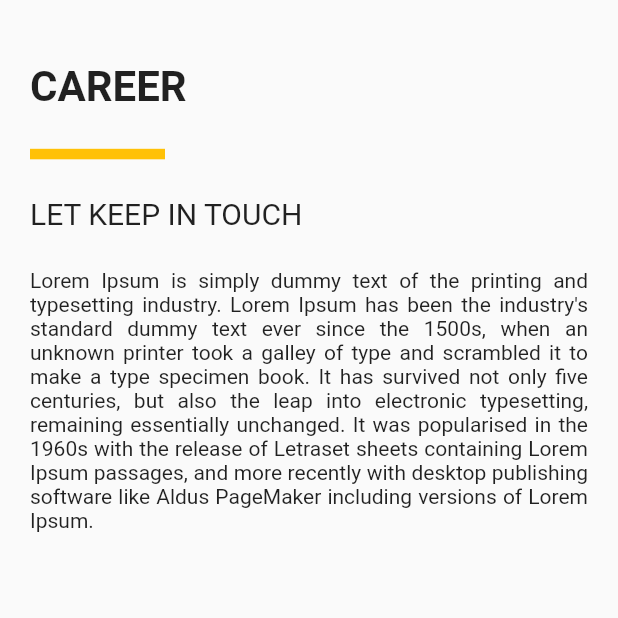
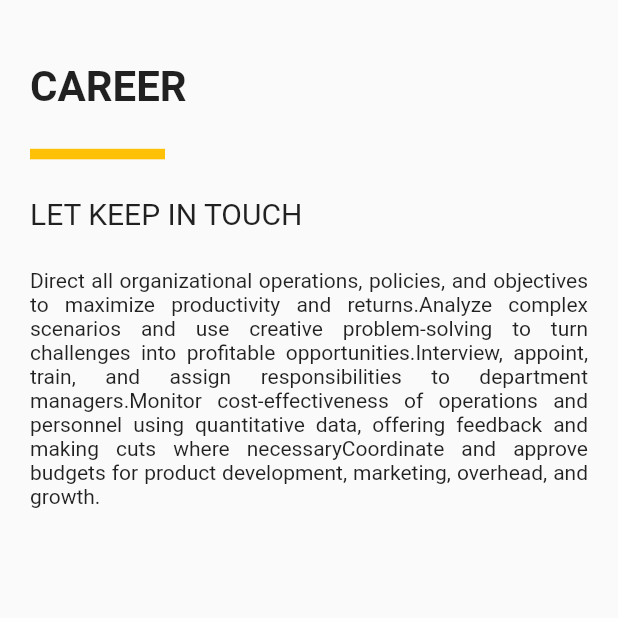
Before and after one commit to shahiddgk/persnonalBrandingApp, a Flutter app: the Career screen opened directly, on a phone screen of 412 x 824 dp, the top half of it. Run offline on Flutter 3.47's test engine with Material 2 defaults, Android fonts, the phone set to English and light mode, and no system bars; our stand-ins replace carousel_slider, cloud_firestore, custom_radio_grouped_button, file_picker, firebase_auth, firebase_core and 17 more; missing offline and left inert: multilevel_drawer; accounts and stored records are empty; network calls fail.

Commit message:
new description added

```diff
--- a/lib/Pages/Achievement/achievement.dart
+++ b/lib/Pages/Achievement/achievement.dart
@@ -97,7 +97,7 @@ class _AchievementState extends State<Achievement> {
                           children: <Widget>[
                             Heading1("ACHIEVEMENT"),
 
-                            Heading2WithDescription("OUR PORTFOLIO","Lorem Ipsum is simply dummy text of the printing and typesetting industry. Lorem Ipsum has been the industry's standard dummy text ever since the 1500s, when an unknown printer took a galley of type and scrambled it to make a type specimen book. It has survived not only five centuries, but also the leap into electronic typesetting, remaining essentially unchanged. It was popularised in the 1960s with the release of Letraset sheets containing Lorem Ipsum passages, and more recently with desktop publishing software like Aldus PageMaker including versions of Lorem Ipsum."),
+                            Heading2WithDescription("OUR PORTFOLIO","Tony’s 6 internationally best selling books, audio, video, and seminar trainings will empower you with the knowledge and tool you need to create lifelong success in life and business. More than 4 million people have attended Tony’s live seminars, and more than 50 million people from 100 countries have experienced the absolute power of his teachings, making him the #1 personal and professional development leader of all time.ypesetting industry."),
 
                             // Heading2WithDescriptionWiithImage(
                             //     "BESTSELLING BOOKS &amp; SOLD OUT SEMINARS",
--- a/lib/Pages/Achievement/achievement_picture_details.dart
+++ b/lib/Pages/Achievement/achievement_picture_details.dart
@@ -29,7 +29,7 @@ class _AchievementPictureDetailsState extends State<AchievementPictureDetails> {
                 mainAxisAlignment: MainAxisAlignment.start,
                 children: <Widget>[
 
-              PictureDetailsDescription("Lorem Ipsum is simply dummy text of the printing and typesetting industry. Lorem Ipsum has been the industry's standard dummy text ever since the 1500s, when an unknown printer took a galley of type and scrambled it to make a type specimen book. It has survived not only five centuries, but also the leap into electronic typesetting, remaining essentially unchanged. It was popularised in the 1960s with the release of Letraset sheets containing Lorem Ipsum passages, and more recently with desktop publishing software like Aldus PageMaker including versions of Lorem Ipsum.", "PICTURE NAME", "DESIGN AND DEVELOPMENT"),
+              PictureDetailsDescription("Tony’s 6 internationally best selling books, audio, video, and seminar trainings will empower you with the knowledge and tool you need to create lifelong success in life and business. More than 4 million people have attended Tony’s live seminars, and more than 50 million people from 100 countries have experienced the absolute power of his teachings, making him the #1 personal and professional development leader of all time.", "PICTURE NAME", "DESIGN AND DEVELOPMENT"),
 
               Image.network("https://images.pexels.com/photos/1072179/pexels-photo-1072179.jpeg?auto=compress&cs=tinysrgb&dpr=1&w=500"),
             ],),) ,),
--- a/lib/Pages/Biography/picture_detail.dart
+++ b/lib/Pages/Biography/picture_detail.dart
@@ -23,7 +23,7 @@ class _PictureDetailsState extends State<PictureDetails> {
           children: <Widget>[
             Padding(padding: EdgeInsets.only(left: 20,right: 20,bottom: MediaQuery.of(context).size.height*1/70),child:Align(alignment: Alignment.centerLeft,child: Column(crossAxisAlignment: CrossAxisAlignment.start,mainAxisAlignment: MainAxisAlignment.start,children: <Widget>[
 
-              PictureDetailsDescription("Lorem Ipsum is simply dummy text of the printing and typesetting industry. Lorem Ipsum has been the industry's standard dummy text ever since the 1500s, when an unknown printer took a galley of type and scrambled it to make a type specimen book. It has survived not only five centuries, but also the leap into electronic typesetting, remaining essentially unchanged. It was popularised in the 1960s with the release of Letraset sheets containing Lorem Ipsum passages, and more recently with desktop publishing software like Aldus PageMaker including versions of Lorem Ipsum.", "PICTURE NAME", "DESIGN AND dEVELOPMENT"),
+              PictureDetailsDescription("Tony’s 6 internationally best selling books, audio, video, and seminar trainings will empower you with the knowledge and tool you need to create lifelong success in life and business. More than 4 million people have attended Tony’s live seminars, and more than 50 million people from 100 countries have experienced the absolute power of his teachings, making him the #1 personal and professional development leader of all time.", "PICTURE NAME", "DESIGN AND dEVELOPMENT"),
 
               Image.network("https://images.pexels.com/photos/1072179/pexels-photo-1072179.jpeg?auto=compress&cs=tinysrgb&dpr=1&w=500"),
             ],),) ,),
--- a/lib/Pages/Entrepreneur/entrepreneur.dart
+++ b/lib/Pages/Entrepreneur/entrepreneur.dart
@@ -236,7 +236,7 @@ class _EntrepreneurState extends State<Entrepreneur> {
                                           "LET'S CHANGE THE WORLD TOGETHER"),
                                       Heading2WithDescription(
                                           "DREAM,EXPLORE,DISCOVER",
-                                          "Lorem Ipsum is simply dummy text of the printing and typesetting industry. Lorem Ipsum has been the industry's standard dummy text ever since the 1500s, when an unknown printer took a galley of type and scrambled it to make a type specimen book. It has survived not only five centuries, but also the leap into electronic typesetting, remaining essentially unchanged. It was popularised in the 1960s with the release of Letraset sheets containing Lorem Ipsum passages, and more recently with desktop publishing software like Aldus PageMaker including versions of Lorem Ipsum."),
+                                          "Twenty years from now you will be more disappointed by the things that you didn’t do than by the ones you did do. So throw off the bowlines. Sail away from the safe harbor. Catch the trade winds in your sails."),
                                       Container(
                                         width:
                                             MediaQuery.of(context).size.width,
--- a/lib/Pages/Future_Goals/future_picture_details.dart
+++ b/lib/Pages/Future_Goals/future_picture_details.dart
@@ -26,7 +26,7 @@ class _FutureGoalsPictureDetailsState extends State<FutureGoalsPictureDetails> {
           children: <Widget>[
             Padding(padding: EdgeInsets.only(left: 20,right: 20,bottom: MediaQuery.of(context).size.height*1/70),child:Align(alignment: Alignment.centerLeft,child: Column(crossAxisAlignment: CrossAxisAlignment.start,mainAxisAlignment: MainAxisAlignment.start,children: <Widget>[
 
-                PictureDetailsDescription("Lorem Ipsum is simply dummy text of the printing and typesetting industry. Lorem Ipsum has been the industry's standard dummy text ever since the 1500s, when an unknown printer took a galley of type and scrambled it to make a type specimen book. It has survived not only five centuries, but also the leap into electronic typesetting, remaining essentially unchanged. It was popularised in the 1960s with the release of Letraset sheets containing Lorem Ipsum passages, and more recently with desktop publishing software like Aldus PageMaker including versions of Lorem Ipsum.", "Picture Name", "Desgin and developemnt"),
+                PictureDetailsDescription("As Tony Robbins says, ““Goals are like magnets. They’ll attract the things that make them come true.”“Create a vision and never let the environment, other people’s beliefs, or the limits of what has been done in the past shape your decisions.”", "Picture Name", "Desgin and developemnt"),
 
              Image.network("https://images.pexels.com/photos/1072179/pexels-photo-1072179.jpeg?auto=compress&cs=tinysrgb&dpr=1&w=500"),
             ],),) ,),
--- a/lib/Pages/Professional_Coaching/details_page.dart
+++ b/lib/Pages/Professional_Coaching/details_page.dart
@@ -32,11 +32,11 @@ class _PictureDetailsState extends State<PictureDetails> {
 
               Align(alignment:Alignment.topCenter,child: Image.network("https://images.pexels.com/photos/1072179/pexels-photo-1072179.jpeg?auto=compress&cs=tinysrgb&dpr=1&w=500")),
 
-              Description("Lorem Ipsum is simply dummy text of the printing and typesetting industry.Lorem Ipsum is simply dummy text of the printing and typesetting industry.Lorem Ipsum is simply dummy text of the printing and typesetting industry.Lorem Ipsum is simply dummy text of the printing and typesetting industry."),
+              Description("As Tony Robbins says, ““Goals are like magnets. They’ll attract the things that make them come true.”“Create a vision and never let the environment, other people’s beliefs, or the limits of what has been done in the past shape your decisions.”"),
 
               SocialMediaTags((){},(){},(){},(){},(){}),
 
-              CommentsSection("Kaleem", "Nov 23 2021", "https://cdn4.vectorstock.com/i/1000x1000/44/73/boy-avatar-in-round-web-button-isolated-on-white-vector-20694473.jpg",(){},"Lorem Ipsum is simply dummy text of the printing and typesetting industry."),
+              CommentsSection("Kaleem", "Nov 23 2021", "https://cdn4.vectorstock.com/i/1000x1000/44/73/boy-avatar-in-round-web-button-isolated-on-white-vector-20694473.jpg",(){},"As Tony Robbins says, ““Goals are like magnets. They’ll attract the things that make them come true.”"),
 
 
             ],
--- a/lib/Pages/Professional_Coaching/professional_coaching.dart
+++ b/lib/Pages/Professional_Coaching/professional_coaching.dart
@@ -61,7 +61,7 @@ class _ProfessionalCoachingState extends State<ProfessionalCoaching> {
                             mainAxisAlignment: MainAxisAlignment.start,
                             children: <Widget>[
                                 Heading1("MY GALLERY"),
-                              Heading2WithDescription("JUST MY AWESOME SKILLS", "Lorem Ipsum is simply dummy text of the printing and typesetting industry."),
+                              Heading2WithDescription("JUST MY AWESOME SKILLS", "As Tony Robbins says, ““Goals are like magnets. They’ll attract the things that make them come true.”“Create a vision and never let the environment, other people’s beliefs, or the limits of what has been done in the past shape your decisions.”"),
 
                               Column(
                                 mainAxisAlignment: MainAxisAlignment.start,
@@ -81,7 +81,7 @@ class _ProfessionalCoachingState extends State<ProfessionalCoaching> {
                                   Text("Saturday / Nov 23,2021"),
                                   Text("This is Standard Post",style: TextStyle(fontSize: 10,fontWeight: FontWeight.bold),),
                                   Container(margin:EdgeInsets.only(top: 10,bottom: 10),height: 7,width: 90,color: Colors.amber,),
-                                  Text("Lorem Ipsum is simply dummy text of the printing and typesetting industry.",style: TextStyle(fontWeight: FontWeight.normal),textAlign: TextAlign.justify,),
+                                  Text("As Tony Robbins says, ““Goals are like magnets. They’ll attract the things that make them come true.”",style: TextStyle(fontWeight: FontWeight.normal),textAlign: TextAlign.justify,),
 
                                 ],
                               )
--- a/lib/Pages/Testimonials/testimonials.dart
+++ b/lib/Pages/Testimonials/testimonials.dart
@@ -98,7 +98,7 @@ class _TestimonialsState extends State<Testimonials> {
                           children: <Widget>[
                             Heading1("TESTIMONIAL"),
 
-                            Heading2WithDescription("JUST MY EDUCATION","Lorem Ipsum is simply dummy text of the printing and typesetting industry. Lorem Ipsum has been the industry's standard dummy text ever since the 1500s, when an unknown printer took a galley of type and scrambled it to make a type specimen book. It has survived not only five centuries, but also the leap into electronic typesetting, remaining essentially unchanged. It was popularised in the 1960s with the release of Letraset sheets containing Lorem Ipsum passages, and more recently with desktop publishing software like Aldus PageMaker including versions of Lorem Ipsum."),
+                            Heading2WithDescription("JUST MY EDUCATION","As Tony Robbins says, ““Goals are like magnets. They’ll attract the things that make them come true.”“Create a vision and never let the environment, other people’s beliefs, or the limits of what has been done in the past shape your decisions.”"),
                             Align(alignment: Alignment.centerRight,child: TextButton(child:Text("YOUR THOUGHTS",style: TextStyle(color: Colors.grey),) ,onPressed: (){
                               Navigator.push(context, MaterialPageRoute(builder: (context)=>NewIdea()));
                             },)),
--- a/lib/Pages/careers.dart
+++ b/lib/Pages/careers.dart
@@ -61,7 +61,7 @@ class _CareerState extends State<Career> {
                             children: <Widget>[
                               Heading1("CAREER"),
 
-                              Heading2WithDescription("LET KEEP IN TOUCH","Lorem Ipsum is simply dummy text of the printing and typesetting industry. Lorem Ipsum has been the industry's standard dummy text ever since the 1500s, when an unknown printer took a galley of type and scrambled it to make a type specimen book. It has survived not only five centuries, but also the leap into electronic typesetting, remaining essentially unchanged. It was popularised in the 1960s with the release of Letraset sheets containing Lorem Ipsum passages, and more recently with desktop publishing software like Aldus PageMaker including versions of Lorem Ipsum."),
+                              Heading2WithDescription("LET KEEP IN TOUCH","Direct all organizational operations, policies, and objectives to maximize productivity and returns.Analyze complex scenarios and use creative problem-solving to turn challenges into profitable opportunities.Interview, appoint, train, and assign responsibilities to department managers.Monitor cost-effectiveness of operations and personnel using quantitative data, offering feedback and making cuts where necessaryCoordinate and approve budgets for product development, marketing, overhead, and growth. "),
 
                               // IconDescription("https://branding.ratedsolution.com/public/images/20211127071232.png", "Executive &amp; Entrepreneur", "Sophia Antipolis innovative ecosystem", "October 2007 – November 2014","Lorem Ipsum is simply dummy text of the printing and typesetting industry."),
                               // IconDescription("https://branding.ratedsolution.com/public/images/20211127071554.png", "Business Development Consultant", "Cara Group", "May 2007 – Septrmber 2014","Lorem Ipsum is simply dummy text of the printing and typesetting industry."),
--- a/lib/Pages/contacts.dart
+++ b/lib/Pages/contacts.dart
@@ -67,7 +67,7 @@ class _ContactsState extends State<Contacts> {
                             children: <Widget>[
                               Heading1("CONTACTS"),
 
-                              Heading2WithDescription("LET KEEP IN TOUCH","Lorem Ipsum is simply dummy text of the printing and typesetting industry. Lorem Ipsum has been the industry's standard dummy text ever since the 1500s, when an unknown printer took a galley of type and scrambled it to make a type specimen book. It has survived not only five centuries, but also the leap into electronic typesetting, remaining essentially unchanged. It was popularised in the 1960s with the release of Letraset sheets containing Lorem Ipsum passages, and more recently with desktop publishing software like Aldus PageMaker including versions of Lorem Ipsum."),
+                              Heading2WithDescription("LET KEEP IN TOUCH","Direct all organizational operations, policies, and objectives to maximize productivity and returns.Analyze complex scenarios and use creative problem-solving to turn challenges into profitable opportunities"),
 
                               ContactsIconDescription(Icons.location_on_sharp, "ANDREW SMITH", "Peshawer Pakistan",Icons.email, "Email", "abc@gmail.com", Icons.phone, "Phone", "123456789", "I'm also on Social Networks","Lorem Ipsum is simply dummy text of the printing and typesetting industry.",(){},(){},(){},(){},(){}),
 
--- a/lib/Pages/experience.dart
+++ b/lib/Pages/experience.dart
@@ -95,7 +95,7 @@ class _ExperienceState extends State<Experience> {
                         children: <Widget>[
                           Heading1("EXPERIENCE"),
 
-                          Heading2WithDescription("14 YEARS EXPERIENCE","Lorem Ipsum is simply dummy text of the printing and typesetting industry. Lorem Ipsum has been the industry's standard dummy text ever since the 1500s, when an unknown printer took a galley of type and scrambled it to make a type specimen book. It has survived not only five centuries, but also the leap into electronic typesetting, remaining essentially unchanged. It was popularised in the 1960s with the release of Letraset sheets containing Lorem Ipsum passages, and more recently with desktop publishing software like Aldus PageMaker including versions of Lorem Ipsum."),
+                          Heading2WithDescription("14 YEARS EXPERIENCE","Direct all organizational operations, policies, and objectives to maximize productivity and returns.Analyze complex scenarios and use creative problem-solving to turn challenges into profitable opportunities"),
 
                           Container(
                             child: ListView.builder(
--- a/lib/Pages/partnership.dart
+++ b/lib/Pages/partnership.dart
@@ -65,7 +65,7 @@ class _PartnershipState extends State<Partnership> {
                             children: <Widget>[
                               Heading1("PARTNERSHIP"),
 
-                              Heading2WithDescription("LET KEEP IN TOUCH","Lorem Ipsum is simply dummy text of the printing and typesetting industry. Lorem Ipsum has been the industry's standard dummy text ever since the 1500s, when an unknown printer took a galley of type and scrambled it to make a type specimen book. It has survived not only five centuries, but also the leap into electronic typesetting, remaining essentially unchanged. It was popularised in the 1960s with the release of Letraset sheets containing Lorem Ipsum passages, and more recently with desktop publishing software like Aldus PageMaker including versions of Lorem Ipsum."),
+                              Heading2WithDescription("LET KEEP IN TOUCH","Direct all organizational operations, policies, and objectives to maximize productivity and returns.Analyze complex scenarios and use creative problem-solving to turn challenges into profitable opportunities"),
 
                               Heading2("DROP ME A LINE"),
 
```
Also changed, not shown: lib/Pages/Biography/biography.dart (+0 -11 lines).
